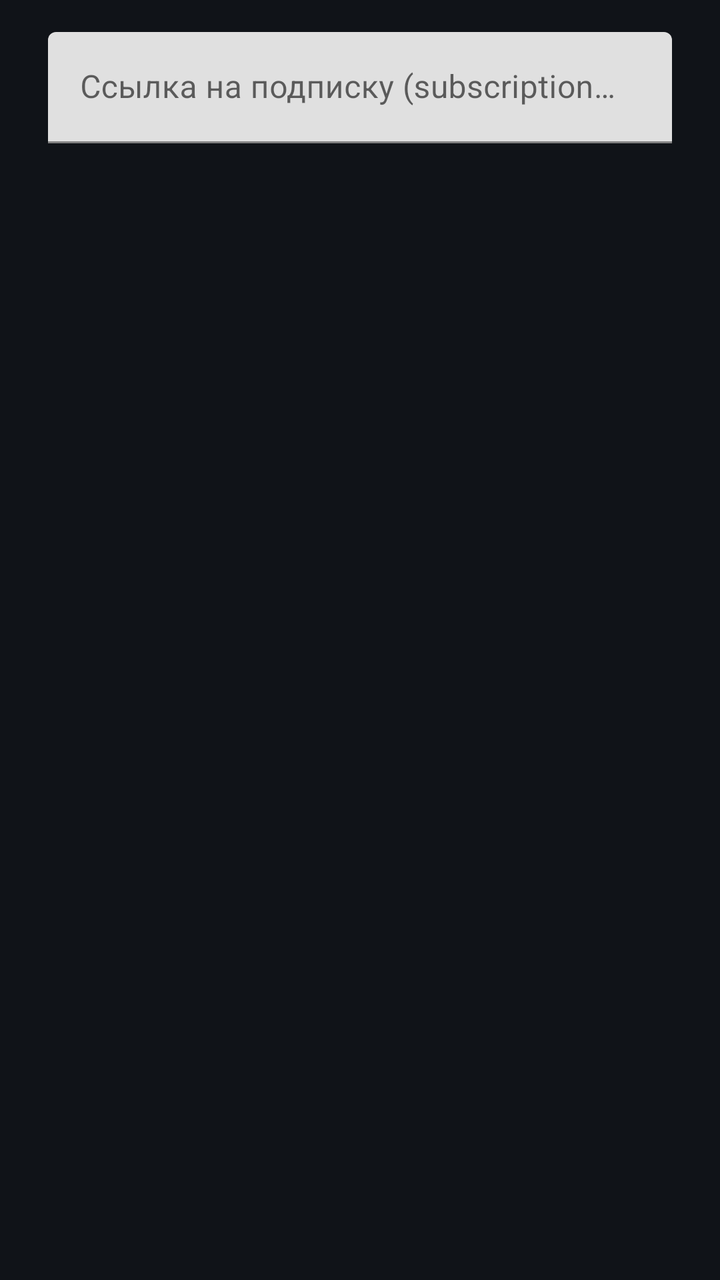
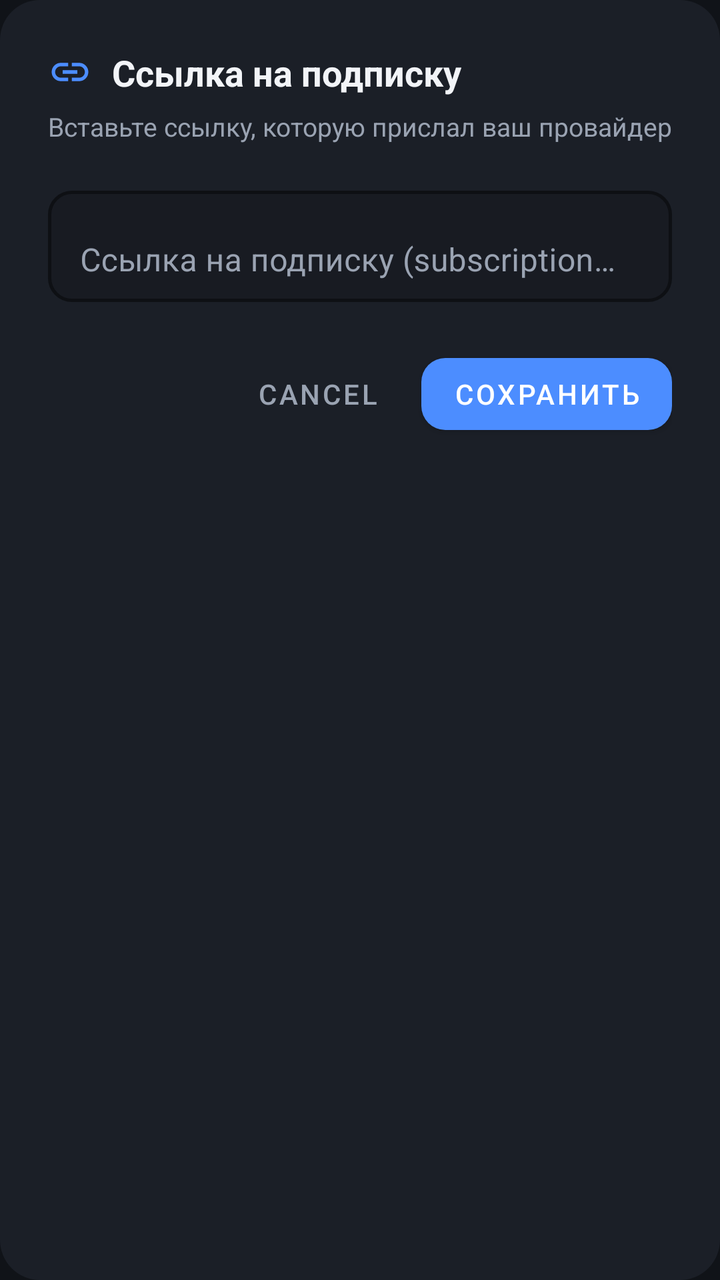

The first picture is an Android layout as it rendered before a commit; the second is the same layout after the commit. The layout source and the unified diff follow.
<!-- AndroidManifest.xml: application theme Theme.NetBridge -->
<!-- res/layout/dialog_subscription.xml -->
<?xml version="1.0" encoding="utf-8"?>
<LinearLayout xmlns:android="http://schemas.android.com/apk/res/android"
    android:layout_width="match_parent"
    android:layout_height="wrap_content"
    android:orientation="vertical"
    android:paddingHorizontal="24dp"
    android:paddingTop="16dp">

    <com.google.android.material.textfield.TextInputLayout
        android:id="@+id/subscriptionInputLayout"
        android:layout_width="match_parent"
        android:layout_height="wrap_content"
        android:hint="@string/subscription_hint">

        <com.google.android.material.textfield.TextInputEditText
            android:id="@+id/subscriptionInput"
            android:layout_width="match_parent"
            android:layout_height="wrap_content"
            android:inputType="textUri"
            android:maxLines="3" />

    </com.google.android.material.textfield.TextInputLayout>

</LinearLayout>
<!-- resources referenced by this layout -->
<resources>
  <string name="subscription_hint">Ссылка на подписку (subscription URL)</string>
  <style name="Theme.NetBridge" parent="Theme.MaterialComponents.DayNight.NoActionBar">
          <item name="colorPrimary">@color/primary</item>
          <item name="colorOnPrimary">@color/on_primary</item>
          <item name="android:windowBackground">@color/background</item>
          <item name="android:statusBarColor" tools:targetApi="l">@color/background</item>
      </style>
  <color name="primary">#4C8DFF</color>
  <color name="on_primary">#FFFFFF</color>
  <color name="background">#101318</color>
</resources>

<!-- the commit's change to res/layout/dialog_subscription.xml (unified diff, before → after) -->
@@ -1,24 +1,95 @@
 <?xml version="1.0" encoding="utf-8"?>
 <LinearLayout xmlns:android="http://schemas.android.com/apk/res/android"
+    xmlns:app="http://schemas.android.com/apk/res-auto"
     android:layout_width="match_parent"
     android:layout_height="wrap_content"
     android:orientation="vertical"
-    android:paddingHorizontal="24dp"
-    android:paddingTop="16dp">
+    android:background="@drawable/bg_dialog"
+    android:padding="24dp">
+
+    <LinearLayout
+        android:layout_width="match_parent"
+        android:layout_height="wrap_content"
+        android:gravity="center_vertical"
+        android:orientation="horizontal">
+
+        <ImageView
+            android:layout_width="22dp"
+            android:layout_height="22dp"
+            android:src="@drawable/ic_link"
+            app:tint="@color/primary" />
+
+        <TextView
+            android:layout_width="wrap_content"
+            android:layout_height="wrap_content"
+            android:layout_marginStart="10dp"
+            android:text="@string/subscription_dialog_title"
+            android:textColor="@color/text_primary"
+            android:textSize="18sp"
+            android:textStyle="bold" />
+    </LinearLayout>
+
+    <TextView
+        android:layout_width="match_parent"
+        android:layout_height="wrap_content"
+        android:layout_marginTop="6dp"
+        android:text="@string/subscription_dialog_subtitle"
+        android:textColor="@color/text_secondary"
+        android:textSize="13sp" />
 
     <com.google.android.material.textfield.TextInputLayout
         android:id="@+id/subscriptionInputLayout"
         android:layout_width="match_parent"
         android:layout_height="wrap_content"
-        android:hint="@string/subscription_hint">
+        android:layout_marginTop="18dp"
+        android:hint="@string/subscription_hint"
+        android:textColorHint="@color/text_secondary"
+        app:boxBackgroundMode="outline"
+        app:boxCornerRadiusBottomEnd="12dp"
+        app:boxCornerRadiusBottomStart="12dp"
+        app:boxCornerRadiusTopEnd="12dp"
+        app:boxCornerRadiusTopStart="12dp"
+        app:boxStrokeColor="@color/primary"
+        app:boxStrokeWidth="1.5dp"
+        app:hintTextColor="@color/primary">
 
         <com.google.android.material.textfield.TextInputEditText
             android:id="@+id/subscriptionInput"
             android:layout_width="match_parent"
             android:layout_height="wrap_content"
             android:inputType="textUri"
-            android:maxLines="3" />
+            android:maxLines="3"
+            android:textColor="@color/text_primary"
+            android:textColorHint="@color/text_secondary"
+            android:textCursorDrawable="@null" />
 
     </com.google.android.material.textfield.TextInputLayout>
 
+    <LinearLayout
+        android:layout_width="match_parent"
+        android:layout_height="wrap_content"
+        android:layout_marginTop="22dp"
+        android:gravity="end"
+        android:orientation="horizontal">
+
+        <com.google.android.material.button.MaterialButton
+            android:id="@+id/dialogCancelButton"
+            style="@style/Widget.MaterialComponents.Button.TextButton"
+            android:layout_width="wrap_content"
+            android:layout_height="wrap_content"
+            android:text="@android:string/cancel"
+            android:textColor="@color/text_secondary" />
+
+        <com.google.android.material.button.MaterialButton
+            android:id="@+id/dialogSaveButton"
+            android:layout_width="wrap_content"
+            android:layout_height="wrap_content"
+            android:layout_marginStart="8dp"
+            android:text="@string/action_save_subscription"
+            android:textColor="@color/on_primary"
+            app:backgroundTint="@color/primary"
+            app:cornerRadius="12dp" />
+
+    </LinearLayout>
+
 </LinearLayout>
<!-- resource entries referenced after the edit -->
@@ -1,5 +1,28 @@
 <!-- resources referenced by this layout -->
 <resources>
+  <color name="on_primary">#FFFFFF</color>
+  <color name="primary">#4C8DFF</color>
+  <color name="text_primary">#F2F4F8</color>
+  <color name="text_secondary">#9AA3B2</color>
+  <!-- drawable bg_dialog (drawable) -->
+  <?xml version="1.0" encoding="utf-8"?>
+  <shape xmlns:android="http://schemas.android.com/apk/res/android" android:shape="rectangle">
+      <solid android:color="@color/surface" />
+      <corners android:radius="20dp" />
+  </shape>
+  <!-- drawable ic_link (drawable) -->
+  <vector xmlns:android="http://schemas.android.com/apk/res/android"
+      android:width="24dp"
+      android:height="24dp"
+      android:viewportWidth="24"
+      android:viewportHeight="24">
+      <path
+          android:fillColor="#FFFFFF"
+          android:pathData="M3.9,12c0,-1.71 1.39,-3.1 3.1,-3.1h4L11,7H7c-2.76,0 -5,2.24 -5,5s2.24,5 5,5h4v-1.9H7c-1.71,0 -3.1,-1.39 -3.1,-3.1zM8,13h8v-2H8v2zM17,7h-4v1.9h4c1.71,0 3.1,1.39 3.1,3.1s-1.39,3.1 -3.1,3.1h-4V17h4c2.76,0 5,-2.24 5,-5s-2.24,-5 -5,-5z" />
+  </vector>
+  <string name="action_save_subscription">Сохранить</string>
+  <string name="subscription_dialog_subtitle">Вставьте ссылку, которую прислал ваш провайдер</string>
+  <string name="subscription_dialog_title">Ссылка на подписку</string>
   <string name="subscription_hint">Ссылка на подписку (subscription URL)</string>
   <style name="Theme.NetBridge" parent="Theme.MaterialComponents.DayNight.NoActionBar">
           <item name="colorPrimary">@color/primary</item>
@@ -7,8 +30,7 @@
           <item name="android:windowBackground">@color/background</item>
           <item name="android:statusBarColor" tools:targetApi="l">@color/background</item>
       </style>
-  <color name="primary">#4C8DFF</color>
-  <color name="on_primary">#FFFFFF</color>
+  <color name="surface">#1B1F27</color>
   <color name="background">#101318</color>
 </resources>
 
